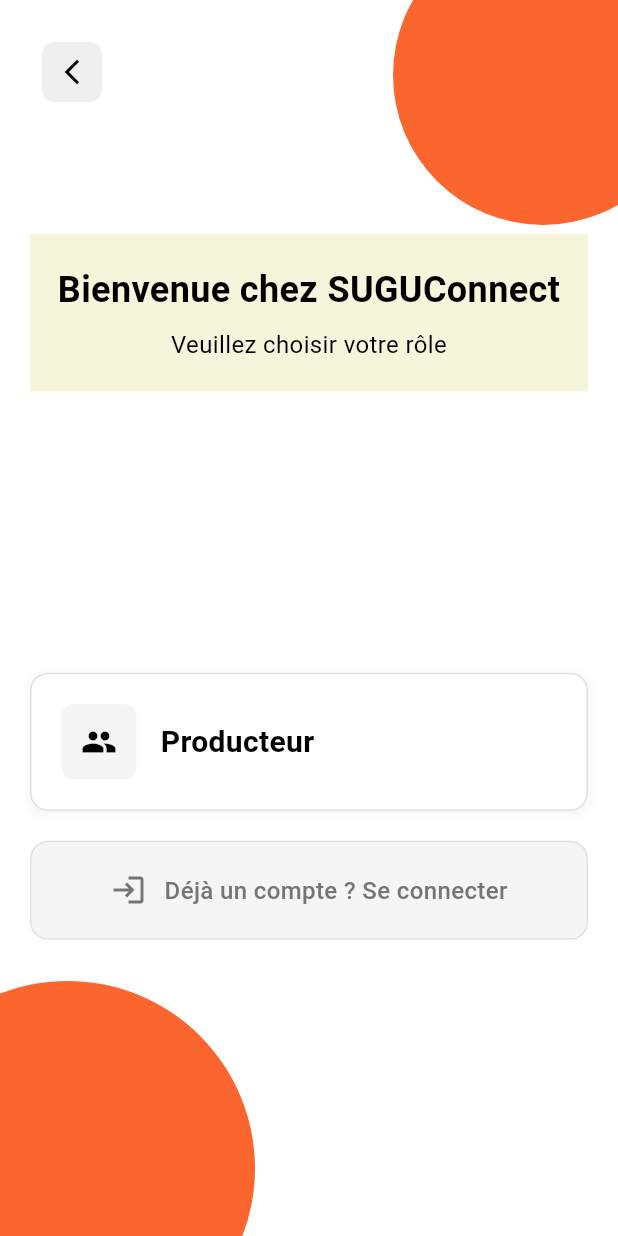
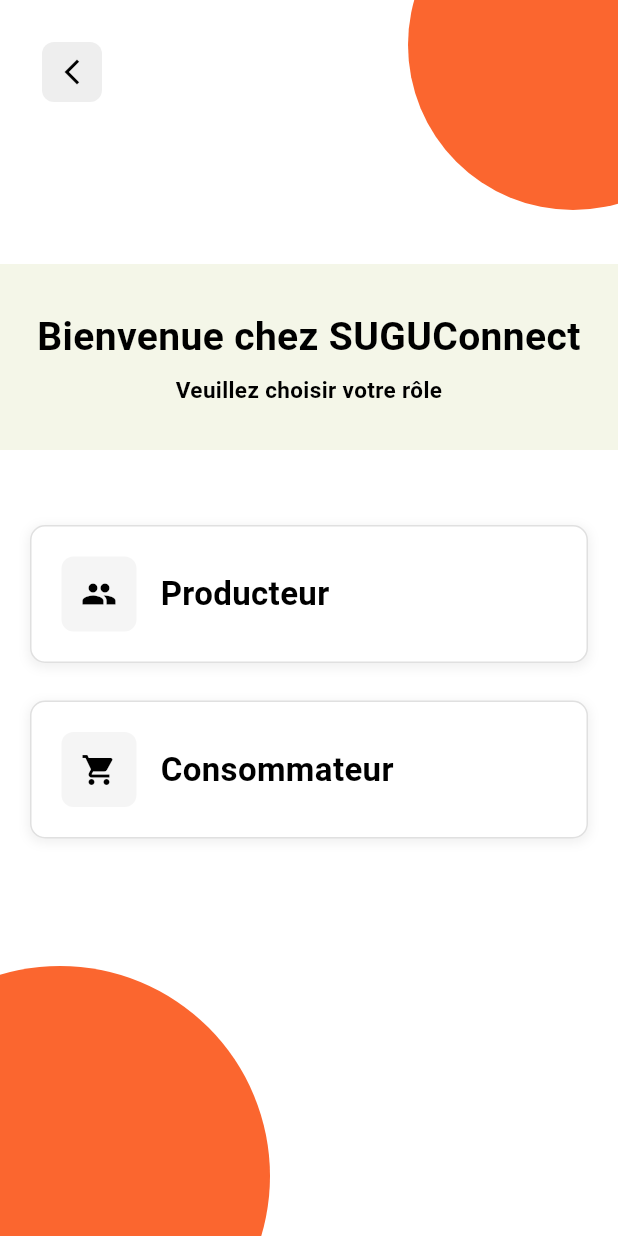
Before and after one commit to Yacouba-Sanogo/SuguConnetFront, a Flutter app: the RoleSelectionScreen screen opened by its route, on a phone screen of 412 x 824 dp. Run offline on Flutter 3.47's test engine with Material 3 defaults, Android fonts, the phone set to English and light mode, and no system bars; our stand-ins replace audioplayers, dio, flutter_svg, google_fonts, image_picker, permission_handler and 1 more; accounts and stored records are empty; Roboto replaces fonts that are missing (Itim).

Commit message:
mises à jour écrans + extraction en cours de RoleCard

```diff
--- a/lib/screens/auth/producer_register_screen.dart
+++ b/lib/screens/auth/producer_register_screen.dart
@@ -182,7 +182,7 @@ class _ProducerRegisterScreenState extends State<ProducerRegisterScreen> {
                                 padding: const EdgeInsets.symmetric(vertical: 10),
                                 alignment: Alignment.center,
                                 decoration: BoxDecoration(
-                                  color: const Color(0xFFFF6B35),
+                                  color: Colors.white,
                                   borderRadius: BorderRadius.circular(10),
                                 ),
                                 child: Text(
--- a/lib/screens/auth/role_selection_screen.dart
+++ b/lib/screens/auth/role_selection_screen.dart
@@ -1,6 +1,7 @@
 import 'package:flutter/material.dart';
-import 'login_screen.dart';
-import 'producer_register_screen.dart';
+import 'package:google_fonts/google_fonts.dart';
+import 'package:suguconnect_mobile/screens/auth/consumer_register_screen.dart';
+import 'package:suguconnect_mobile/screens/auth/producer_register_screen.dart';
 
 class RoleSelectionScreen extends StatelessWidget {
   const RoleSelectionScreen({super.key});
@@ -12,13 +13,12 @@ class RoleSelectionScreen extends StatelessWidget {
       body: SafeArea(
         child: Stack(
           children: [
-            // Éléments décoratifs orange
             Positioned(
-              top: -50,
-              right: -50,
+              top: -80,
+              right: -80,
               child: Container(
-                width: 200,
-                height: 200,
+                width: 220,
+                height: 220,
                 decoration: const BoxDecoration(
                   color: Color(0xFFFB662F),
                   shape: BoxShape.circle,
@@ -26,11 +26,11 @@ class RoleSelectionScreen extends StatelessWidget {
               ),
             ),
             Positioned(
-              bottom: -80,
-              left: -80,
+              bottom: -100,
+              left: -100,
               child: Container(
-                width: 250,
-                height: 250,
+                width: 280,
+                height: 280,
                 decoration: const BoxDecoration(
                   color: Color(0xFFFB662F),
                   shape: BoxShape.circle,
@@ -38,14 +38,13 @@ class RoleSelectionScreen extends StatelessWidget {
               ),
             ),
 
-            // Contenu principal
+            Column(
+              crossAxisAlignment: CrossAxisAlignment.start,
+              children: [
+                // 🔙 Bouton retour
                 Padding(
                   padding: const EdgeInsets.all(20.0),
-              child: Column(
-                crossAxisAlignment: CrossAxisAlignment.start,
-                children: [
-                  // Bouton retour
-                  IconButton(
+                  child: IconButton(
                     onPressed: () => Navigator.pop(context),
                     icon: Container(
                       width: 40,
@@ -61,33 +60,33 @@ class RoleSelectionScreen extends StatelessWidget {
                       ),
                     ),
                   ),
+                ),
 
                 const SizedBox(height: 80),
                 Container(
                   width: double.infinity,
-                    padding:
-                        const EdgeInsets.symmetric(vertical: 20, horizontal: 1),
-                    decoration: BoxDecoration(
-                      color: const Color(0xFFF5F5DC), // Beige/crème
-                      borderRadius: BorderRadius.circular(0),
+                  color: const Color(0x1A8FA31E),
+                  padding: const EdgeInsets.symmetric(
+                    vertical: 30,
+                    horizontal: 16,
                   ),
                   child: Column(
                     children: [
-                        const Text(
+                      Text(
                         'Bienvenue chez SUGUConnect',
-                          style: TextStyle(
-                            fontSize: 24,
+                        style: GoogleFonts.itim(
+                          fontSize: 26,
                           fontWeight: FontWeight.bold,
                           color: Colors.black,
                         ),
                         textAlign: TextAlign.center,
                       ),
-                        const SizedBox(height: 8),
+                      const SizedBox(height: 6),
                       const Text(
                         'Veuillez choisir votre rôle',
                         style: TextStyle(
-                            fontSize: 16,
-                            fontWeight: FontWeight.normal,
+                          fontSize: 15,
+                          fontWeight: FontWeight.w600,
                           color: Colors.black,
                         ),
                         textAlign: TextAlign.center,
@@ -96,15 +95,14 @@ class RoleSelectionScreen extends StatelessWidget {
                   ),
                 ),
 
-                  const SizedBox(height: 10),
+                const SizedBox(height: 50),
 
-                  // Options de sélection de rôle
                 Expanded(
-                    child: Center(
+                  child: Padding(
+                    padding: const EdgeInsets.symmetric(horizontal: 20),
                     child: Column(
-                        mainAxisAlignment: MainAxisAlignment.center,
+                      mainAxisAlignment: MainAxisAlignment.start,
                       children: [
-                          // Carte Producteur
                         _buildRoleCard(
                           context: context,
                           icon: Icons.people,
@@ -113,49 +111,26 @@ class RoleSelectionScreen extends StatelessWidget {
                             Navigator.push(
                               context,
                               MaterialPageRoute(
-                                  builder: (context) =>
-                                      const ProducerRegisterScreen(),
+                                builder: (context) => const ProducerRegisterScreen(),
                               ),
                             );
                           },
                         ),
+                        const SizedBox(height: 25),
 
-                          const SizedBox(height: 20),
-
-                          // Bouton de connexion
-                          GestureDetector(
+                        //  Consommateur
+                        _buildRoleCard(
+                          context: context,
+                          icon: Icons.shopping_cart,
+                          title: 'Consommateur',
                           onTap: () {
                             Navigator.push(
                               context,
                               MaterialPageRoute(
-                                  builder: (context) => const LoginScreen(),
+                                builder: (context) => const ConsumerRegisterScreen(),
                               ),
                             );
                           },
-                            child: Container(
-                              width: double.infinity,
-                              padding: const EdgeInsets.all(20),
-                              decoration: BoxDecoration(
-                                color: Colors.grey[100],
-                                borderRadius: BorderRadius.circular(12),
-                                border: Border.all(color: Colors.grey[300]!),
-                              ),
-                              child: Row(
-                                mainAxisAlignment: MainAxisAlignment.center,
-                                children: [
-                                  Icon(
-                                    Icons.login,
-                                    color: Colors.grey[600],
-                                    size: 24,
-                                  ),
-                                  const SizedBox(width: 12),
-                                  Text(
-                                    'Déjà un compte ? Se connecter',
-                                    style: TextStyle(
-                                      fontSize: 16,
-                                      fontWeight: FontWeight.w500,
-                                      color: Colors.grey[600],
-                                    ),
                         ),
                       ],
                     ),
@@ -163,17 +138,11 @@ class RoleSelectionScreen extends StatelessWidget {
                 ),
               ],
             ),
-                    ),
-                  ),
-                ],
-              ),
-            ),
           ],
         ),
       ),
     );
   }
-
   Widget _buildRoleCard({
     required BuildContext context,
     required IconData icon,
@@ -187,13 +156,13 @@ class RoleSelectionScreen extends StatelessWidget {
         padding: const EdgeInsets.all(20),
         decoration: BoxDecoration(
           color: Colors.white,
-          borderRadius: BorderRadius.circular(12),
+          borderRadius: BorderRadius.circular(10),
           border: Border.all(color: Colors.grey[300]!),
           boxShadow: [
             BoxShadow(
-              color: Colors.grey.withOpacity(0.1),
+              color: Colors.grey.withValues(alpha: 0.15),
               spreadRadius: 1,
-              blurRadius: 4,
+              blurRadius: 5,
               offset: const Offset(0, 2),
             ),
           ],
@@ -207,17 +176,13 @@ class RoleSelectionScreen extends StatelessWidget {
                 color: Colors.grey[100],
                 borderRadius: BorderRadius.circular(8),
               ),
-              child: Icon(
-                icon,
-                color: Colors.black,
-                size: 24,
-              ),
+              child: Icon(icon, color: Colors.black, size: 24),
             ),
             const SizedBox(width: 16),
             Text(
               title,
-              style: const TextStyle(
-                fontSize: 20,
+              style: GoogleFonts.itim(
+                fontSize: 22,
                 fontWeight: FontWeight.bold,
                 color: Colors.black,
               ),
```
Also changed, not shown: lib/screens/auth/consumer_login_screen.dart (+82 -123 lines), lib/screens/auth/consumer_register_screen.dart (+3 -10 lines). Lines whose indentation alone changed are shown as unchanged.
